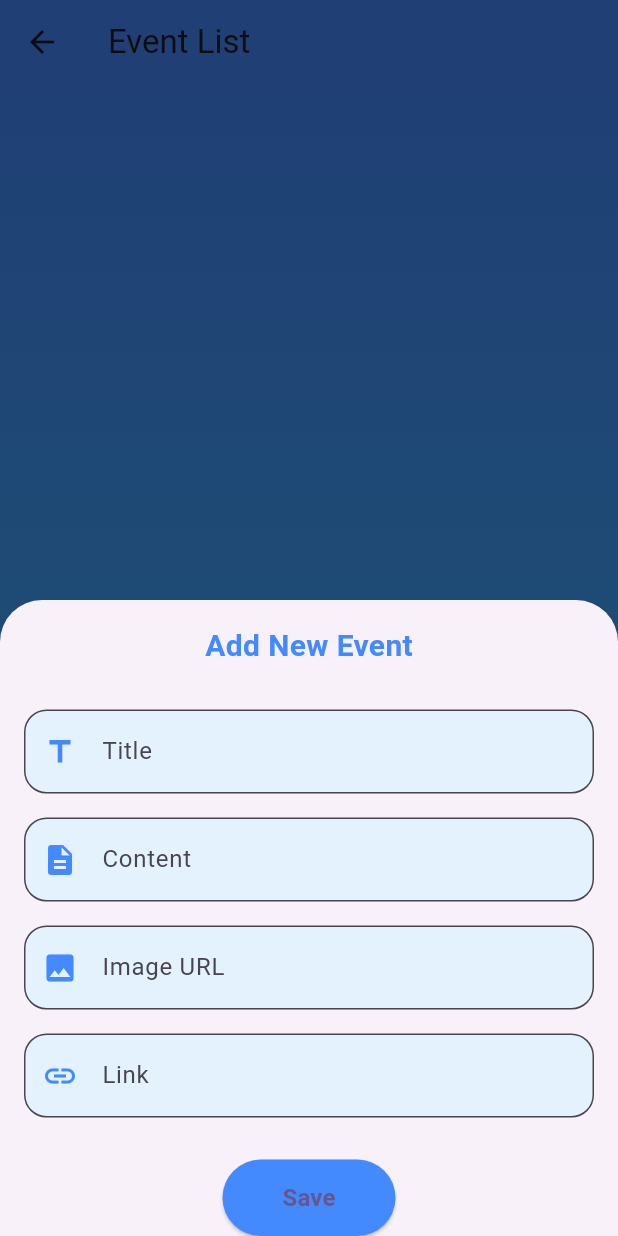
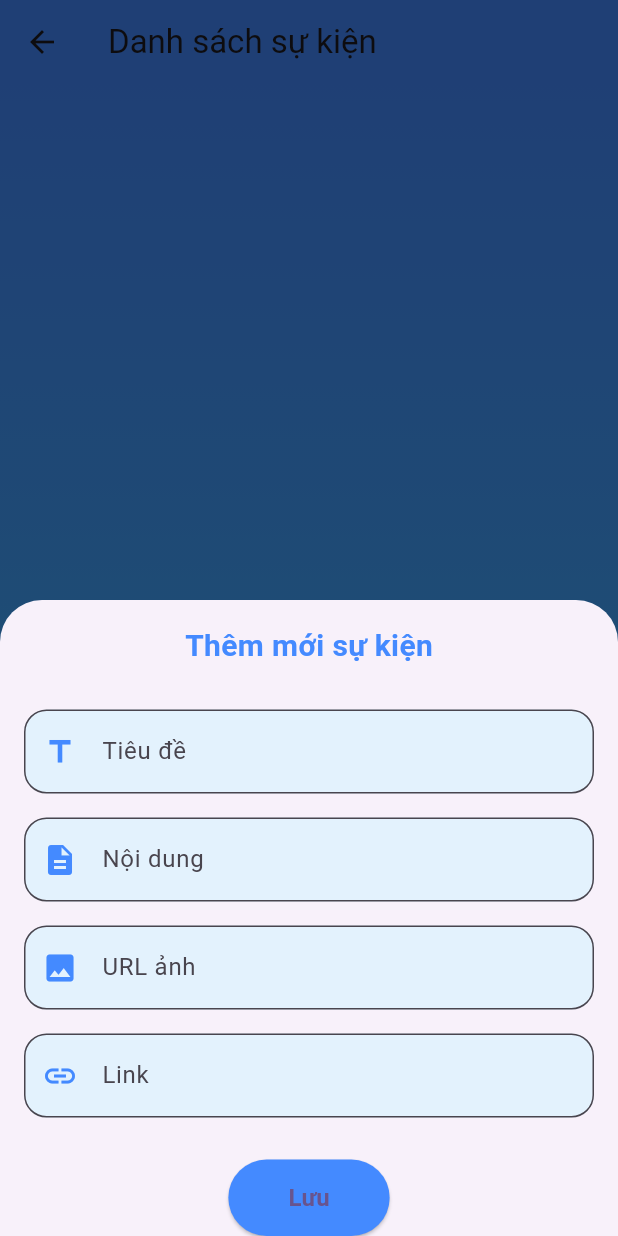
Before and after one commit to peach2003/AppScheduleFlutter, a Flutter app: the EventListScreen screen opened directly, after a tap on the "add" icon, on a phone screen of 412 x 824 dp. Run offline on Flutter 3.47's test engine with Material 3 defaults, Android fonts, the phone set to English and light mode, and no system bars; our stand-ins replace firebase_auth, firebase_core, firebase_database, firebase_storage, flutter_svg, geolocator and 6 more; accounts and stored records are empty; project files that could hold a hidden picture were left out.

Commit message:
done
hoàn thành

```diff
--- a/app_schedule_flutter/lib/Admin/EventForm.dart
+++ b/app_schedule_flutter/lib/Admin/EventForm.dart
@@ -61,7 +61,7 @@ class _EventFormState extends State<EventForm> {
             children: [
               Center(
                 child: Text(
-                  widget.event == null ? "Add New Event" : "Edit Event",
+                  widget.event == null ? "Thêm mới sự kiện" : "Chỉnh sửa sự kiện ",
                   style: TextStyle(
                     fontSize: 20,
                     fontWeight: FontWeight.bold,
@@ -71,23 +71,23 @@ class _EventFormState extends State<EventForm> {
               ),
               SizedBox(height: 20),
               _buildTextField(
-                label: "Title",
+                label: "Tiêu đề",
                 initialValue: _title,
                 icon: Icons.title,
                 onSaved: (value) => _title = value,
                 validator: (value) =>
-                value == null || value.isEmpty ? "Title is required" : null,
+                value == null || value.isEmpty ? "Tiêu đề là bắt buộc" : null,
               ),
               _buildTextField(
-                label: "Content",
+                label: "Nội dung",
                 initialValue: _content,
                 icon: Icons.description,
                 onSaved: (value) => _content = value,
                 validator: (value) =>
-                value == null || value.isEmpty ? "Content is required" : null,
+                value == null || value.isEmpty ? "Nội dung là bắt buộc" : null,
               ),
               _buildTextField(
-                label: "Image URL",
+                label: "URL ảnh",
                 initialValue: _image,
                 icon: Icons.image,
                 onSaved: (value) => _image = value,
@@ -110,7 +110,7 @@ class _EventFormState extends State<EventForm> {
                     ),
                   ),
                   child: Text(
-                    "Save",
+                    "Lưu",
                     style: TextStyle(fontSize: 16, fontWeight: FontWeight.bold),
                   ),
                 ),
--- a/app_schedule_flutter/lib/Admin/EventListScreen.dart
+++ b/app_schedule_flutter/lib/Admin/EventListScreen.dart
@@ -60,14 +60,14 @@ class _EventListScreenState extends State<EventListScreen> {
     final eventRef = FirebaseDatabase.instance.ref('events');
     await eventRef.child(key).remove();
     _fetchEvents();
-    ScaffoldMessenger.of(context).showSnackBar(SnackBar(content: Text('Event deleted successfully')));
+    ScaffoldMessenger.of(context).showSnackBar(SnackBar(content: Text('Xóa sự kiện thành công')));
   }
 
   @override
   Widget build(BuildContext context) {
     return Scaffold(
       appBar: AppBar(
-        title: Text("Event List"),
+        title: Text("Danh sách sự kiện"),
         backgroundColor: Colors.blueAccent,
         elevation: 0,
       ),
@@ -105,7 +105,7 @@ class _EventListScreenState extends State<EventListScreen> {
                   crossAxisAlignment: CrossAxisAlignment.start,
                   children: [
                     Text(
-                      event['title'] ?? 'No Title',
+                      event['Tiêu đề'] ?? 'Không tiêu đề',
                       style: TextStyle(
                         fontSize: 20,
                         fontWeight: FontWeight.bold,
@@ -116,7 +116,7 @@ class _EventListScreenState extends State<EventListScreen> {
                     Text(
                       event['content'] != null && event['content'].length > 100
                           ? event['content'].substring(0, 100) + "..."
-                          : event['content'] ?? 'No Content',
+                          : event['content'] ?? 'Không có nội dung',
                       style: TextStyle(fontSize: 16, color: Colors.black87),
                     ),
                     SizedBox(height: 15),
@@ -124,7 +124,7 @@ class _EventListScreenState extends State<EventListScreen> {
                       mainAxisAlignment: MainAxisAlignment.spaceBetween,
                       children: [
                         Text(
-                          "Date: ${event['date'] ?? 'N/A'}",
+                          "Ngày: ${event['date'] ?? 'N/A'}",
                           style: TextStyle(fontSize: 14, color: Colors.grey),
                         ),
                         Row(
--- a/app_schedule_flutter/lib/Admin/ListSchedule.dart
+++ b/app_schedule_flutter/lib/Admin/ListSchedule.dart
@@ -34,7 +34,7 @@ class _ListScheduleState extends State<ListSchedule> {
     await _dbRef.child(id).remove();
     ScaffoldMessenger.of(context).showSnackBar(
       SnackBar(
-        content: Text("Deleted schedule $id"),
+        content: Text("Xóa thời khóa biểu $id"),
         backgroundColor: Colors.blue, // Blue background for SnackBar
         behavior: SnackBarBehavior.floating, // Floating behavior
         shape: RoundedRectangleBorder(borderRadius: BorderRadius.circular(10)),
@@ -46,7 +46,7 @@ class _ListScheduleState extends State<ListSchedule> {
   Widget build(BuildContext context) {
     return Scaffold(
       appBar: AppBar(
-        title: Text("List Schedule"),
+        title: Text("Danh sách thời khóa biểu"),
         backgroundColor: Colors.blue, // Blue AppBar
         elevation: 4.0,
       ),
--- a/app_schedule_flutter/lib/Admin/StudentListScreen.dart
+++ b/app_schedule_flutter/lib/Admin/StudentListScreen.dart
@@ -124,17 +124,17 @@ class _StudentListScreenState extends State<StudentListScreen> {
       context: context,
       builder: (BuildContext context) {
         return AlertDialog(
-          title: Text('Confirm Deletion'),
-          content: Text('Are you sure you want to delete this student?'),
+          title: Text('Xác nhận xóa'),
+          content: Text('Bạn có muốn xóa sinh viên này không?'),
           actions: <Widget>[
             TextButton(
-              child: Text('Cancel'),
+              child: Text('Hủy'),
               onPressed: () {
                 Navigator.of(context).pop(); // Close dialog
               },
             ),
             TextButton(
-              child: Text('Delete'),
+              child: Text('Xóa'),
               onPressed: () async {
                 final studentDataRef = FirebaseDatabase.instance.ref('students');
                 final snapshot = await studentDataRef.get();
@@ -167,15 +167,15 @@ class _StudentListScreenState extends State<StudentListScreen> {
 
                     // Close the dialog and show success message
                     Navigator.of(context).pop();
-                    ScaffoldMessenger.of(context).showSnackBar(SnackBar(content: Text('Student deleted successfully')));
+                    ScaffoldMessenger.of(context).showSnackBar(SnackBar(content: Text('Xóa sinh  viên thành công')));
                   } else {
                     // Show an error if the student wasn't found
                     Navigator.of(context).pop();
-                    ScaffoldMessenger.of(context).showSnackBar(SnackBar(content: Text('Student not found')));
+                    ScaffoldMessenger.of(context).showSnackBar(SnackBar(content: Text('Không tìm thấy sinh viên')));
                   }
                 } else {
                   Navigator.of(context).pop();
-                  ScaffoldMessenger.of(context).showSnackBar(SnackBar(content: Text('No data found')));
+                  ScaffoldMessenger.of(context).showSnackBar(SnackBar(content: Text('Không tìm thấy dữ liệu')));
                 }
               },
             ),
@@ -189,7 +189,7 @@ class _StudentListScreenState extends State<StudentListScreen> {
   Widget build(BuildContext context) {
     return Scaffold(
       appBar: AppBar(
-        title: Text("Student List"),
+        title: Text("Danh sách sinh viên"),
         backgroundColor: Colors.blue, // Blue app bar
       ),
       body: ListView.builder(
@@ -205,11 +205,11 @@ class _StudentListScreenState extends State<StudentListScreen> {
             child: ListTile(
               contentPadding: EdgeInsets.all(15),
               title: Text(
-                student['stuname'] ?? 'No Name',
+                student['stuname'] ?? 'Không có tên',
                 style: TextStyle(fontWeight: FontWeight.bold, fontSize: 18),
               ),
               subtitle: Text(
-                student['gmail'] ?? 'No Email',
+                student['gmail'] ?? 'Không có Email',
                 style: TextStyle(fontSize: 14),
               ),
               trailing: Row(
```
Also changed, not shown: app_schedule_flutter/lib/Admin/ScheduleForm.dart (+17 -17 lines).
